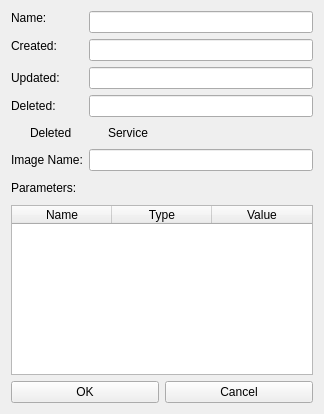
This is DCGUI/Windows/TenantVM.ui in DanielZorin/DataCenters as Qt 5 draws it before an edit. The edited form follows.
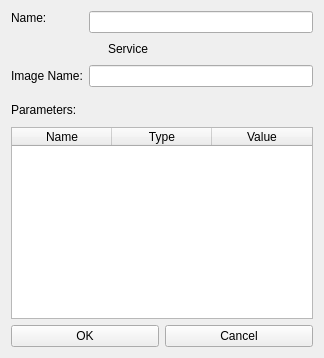
This is the edited form. Icons and pictures are not drawn.

Diff of the .ui file:
```diff
--- a/DCGUI/Windows/TenantVM.ui
+++ b/DCGUI/Windows/TenantVM.ui
@@ -7,7 +7,7 @@
     <x>0</x>
     <y>0</y>
     <width>324</width>
-    <height>414</height>
+    <height>358</height>
    </rect>
   </property>
   <property name="windowTitle">
@@ -34,29 +34,9 @@
      </property>
      <item>
       <layout class="QFormLayout" name="formLayout">
-       <item row="2" column="0">
-        <widget class="QLabel" name="timelabel">
-         <property name="sizePolicy">
-          <sizepolicy hsizetype="Preferred" vsizetype="Fixed">
-           <horstretch>0</horstretch>
-           <verstretch>0</verstretch>
-          </sizepolicy>
-         </property>
-         <property name="text">
-          <string>Created:</string>
-         </property>
-        </widget>
-       </item>
-       <item row="2" column="1">
-        <widget class="QLineEdit" name="created">
-         <property name="enabled">
-          <bool>true</bool>
-         </property>
-         <property name="readOnly">
-          <bool>false</bool>
-         </property>
-        </widget>
-       </item>
+       <property name="fieldGrowthPolicy">
+        <enum>QFormLayout::AllNonFixedFieldsGrow</enum>
+       </property>
        <item row="1" column="0">
         <widget class="QLabel" name="namelabel">
          <property name="sizePolicy">
@@ -80,51 +60,21 @@
          </property>
         </widget>
        </item>
-       <item row="3" column="0">
-        <widget class="QLabel" name="label">
-         <property name="text">
-          <string>Updated:</string>
-         </property>
-        </widget>
-       </item>
-       <item row="3" column="1">
-        <widget class="QLineEdit" name="updated"/>
-       </item>
-       <item row="4" column="0">
-        <widget class="QLabel" name="label_2">
-         <property name="text">
-          <string>Deleted:</string>
-         </property>
-        </widget>
-       </item>
-       <item row="4" column="1">
-        <widget class="QLineEdit" name="deleted"/>
-       </item>
-       <item row="5" column="0">
-        <widget class="QCheckBox" name="delbox">
-         <property name="styleSheet">
-          <string notr="true"/>
-         </property>
-         <property name="text">
-          <string>Deleted</string>
-         </property>
-        </widget>
-       </item>
-       <item row="5" column="1">
+       <item row="2" column="1">
         <widget class="QCheckBox" name="service">
          <property name="text">
           <string>Service</string>
          </property>
         </widget>
        </item>
-       <item row="6" column="0">
+       <item row="3" column="0">
         <widget class="QLabel" name="label_4">
          <property name="text">
           <string>Image Name:</string>
          </property>
         </widget>
        </item>
-       <item row="6" column="1">
+       <item row="3" column="1">
         <widget class="QLineEdit" name="image"/>
        </item>
       </layout>
```
